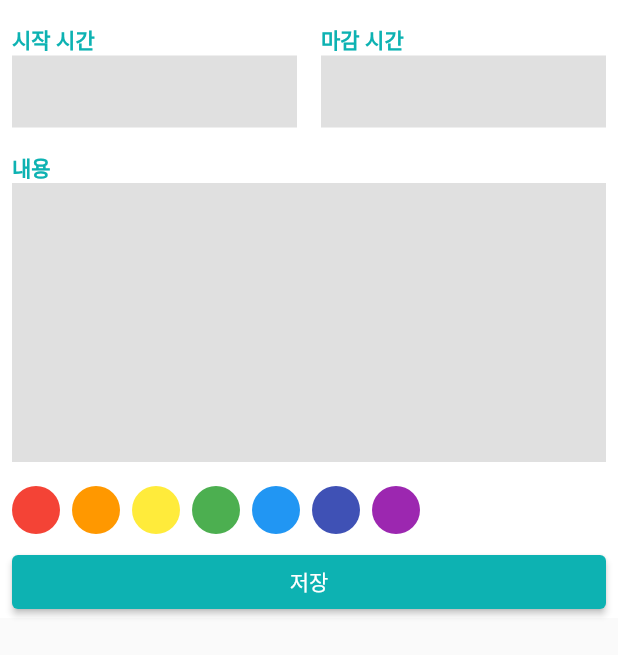
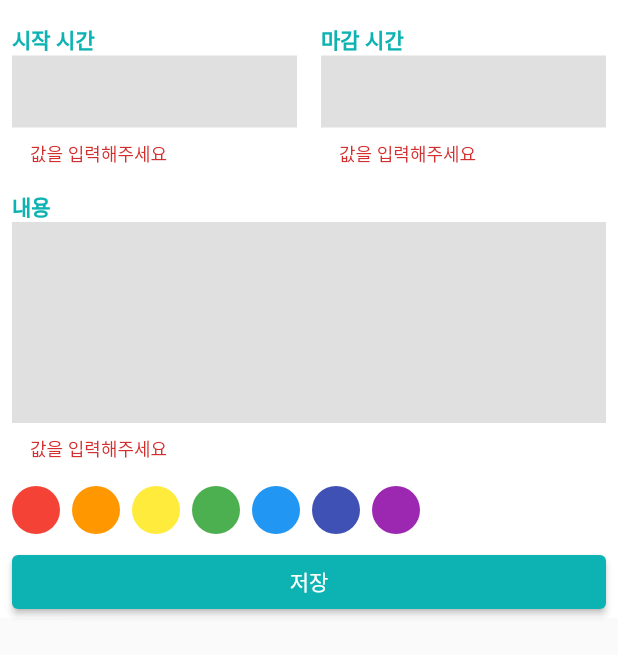
Before and after one commit to so0ng0970/schedule, a Flutter app: the ScheduleBottomSheet widget shown alone on an empty page, opened directly, after a tap on "저장", on a phone screen of 412 x 824 dp. Shown: the top 655 px of the screen. Run offline on Flutter 3.47's test engine with Material 2 defaults, Android fonts, the phone set to English and light mode, and no system bars; our stand-ins replace drift, table_calendar; accounts and stored records are empty; generated files the repository leaves out were written again.

```diff
--- a/lib/component/custom_text_field.dart
+++ b/lib/component/custom_text_field.dart
@@ -30,7 +30,15 @@ class CustomTextField extends StatelessWidget {
   }
 
   Widget renderTextField() {
-    return TextField(
+    return TextFormField(
+      // null 이 return 되면 에러가 없다
+      // 에러가 있으면 에러를 string 값으로 리턴해준다
+      validator: (String? value) {
+        if (value == null || value.isEmpty) {
+          return '값을 입력해주세요';
+        }
+        return null;
+      },
       cursorColor: Colors.grey,
       maxLines: isTime ? 1 : null,
       expands: !isTime,
--- a/lib/component/schedule_bottom_sheet.dart
+++ b/lib/component/schedule_bottom_sheet.dart
@@ -10,6 +10,7 @@ class ScheduleBottomSheet extends StatefulWidget {
 }
 
 class _ScheduleBottomSheetState extends State<ScheduleBottomSheet> {
+  final GlobalKey<FormState> formKey = GlobalKey();
   @override
   Widget build(BuildContext context) {
     final bottomInset = MediaQuery.of(context).viewInsets.bottom;
@@ -31,23 +32,29 @@ class _ScheduleBottomSheetState extends State<ScheduleBottomSheet> {
                 right: 8,
                 top: 16.0,
               ),
+              child: Form(
+                // 폼의 컨트롤러 textfield 관리를 할 수 있다
+                key: formKey,
                 child: Column(
                   crossAxisAlignment: CrossAxisAlignment.start,
-                children: const [
-                  _Time(),
-                  SizedBox(
+                  children: [
+                    const _Time(),
+                    const SizedBox(
                       height: 16.0,
                     ),
-                  _Content(),
-                  SizedBox(
+                    const _Content(),
+                    const SizedBox(
                       height: 16.0,
                     ),
-                  _ColorPicker(),
-                  SizedBox(
+                    const _ColorPicker(),
+                    const SizedBox(
                       height: 8.0,
                     ),
-                  _SaveButton(),
+                    _SaveButton(
+                      onPressed: onSavePressed,
+                    ),
                   ],
+                ),
               ),
             ),
           ),
@@ -55,10 +62,24 @@ class _ScheduleBottomSheetState extends State<ScheduleBottomSheet> {
       ),
     );
   }
+
+  void onSavePressed() {
+    // formkey는 생성을 했는데 Form 위젯과 결합을 안했을 때
+    if (formKey.currentState == null) {
+      return;
+    }
+
+    if (formKey.currentState!.validate()) {
+      print('에러가 없다');
+    } else {
+      print('에러가 있따 ');
+    }
+  }
 }
 
 class _SaveButton extends StatelessWidget {
-  const _SaveButton();
+  final VoidCallback onPressed;
+  const _SaveButton({required this.onPressed, Key? key}) : super(key: key);
 
   @override
   Widget build(BuildContext context) {
@@ -69,7 +90,7 @@ class _SaveButton extends StatelessWidget {
             style: ElevatedButton.styleFrom(
               backgroundColor: PRIMARY_COLOR,
             ),
-            onPressed: () {},
+            onPressed: onPressed,
             child: const Text('저장'),
           ),
         ),
--- a/lib/main.dart
+++ b/lib/main.dart
@@ -39,7 +39,7 @@ void main() async {
       );
     }
   }
-  print(await database.getCategoryColors());
+
   runApp(const MyApp());
 }
 
```
Lines whose indentation alone changed are shown as unchanged.
